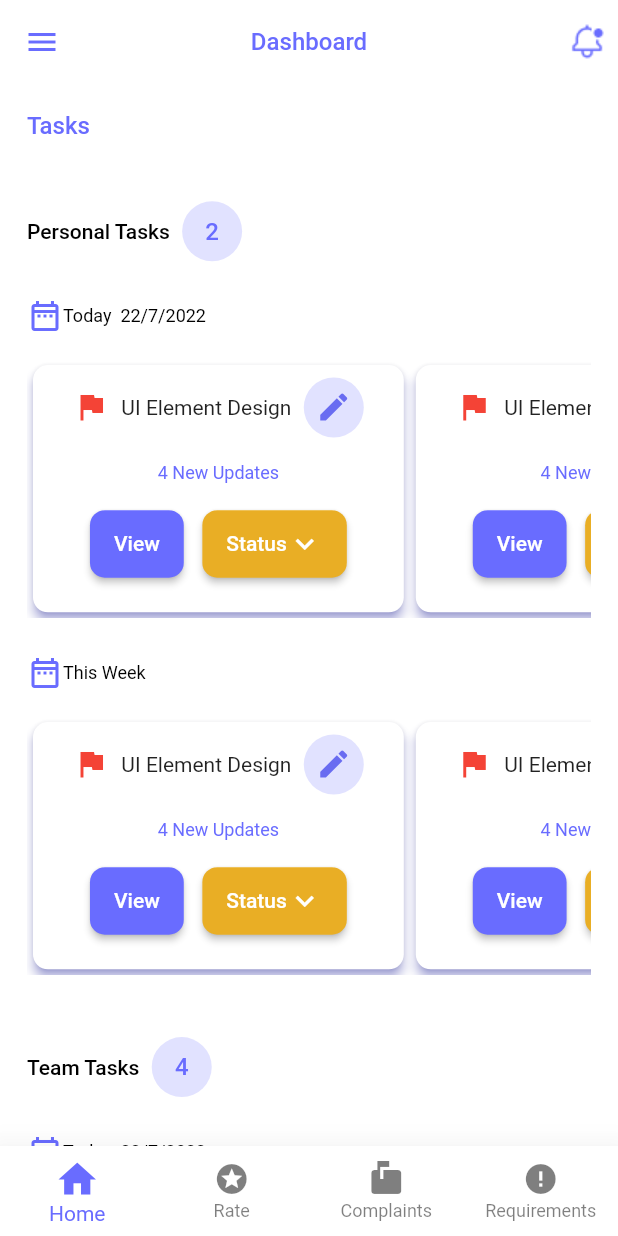
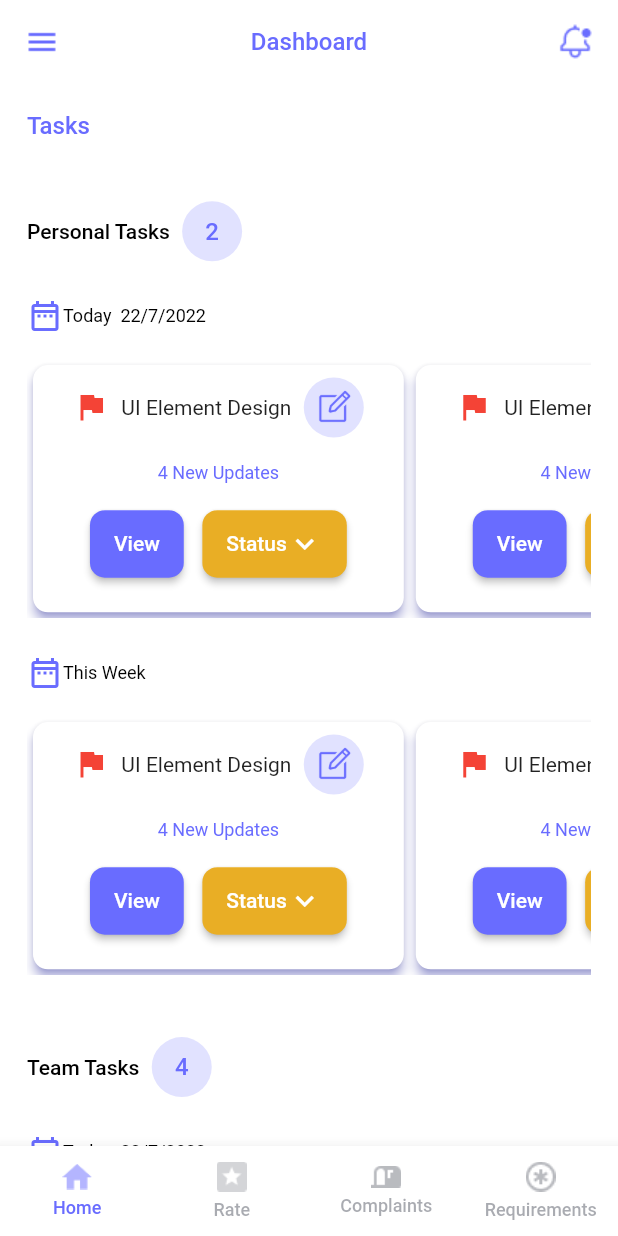
Before and after one commit to Ibrahim-Amin-code/Develocity, a Flutter app: the UserHomeLayoutScreen screen opened directly, on a phone screen of 412 x 824 dp. Run offline on Flutter 3.47's test engine with Material 2 defaults, Android fonts, the light colour scheme and no system bars; our stand-ins replace bloc, cached_network_image, dio, dropdown_button2, flutter_bloc, flutter_custom_clippers and 4 more; accounts and stored records are empty; Roboto replaces fonts that are missing (SF Pro Display).

Commit message:
finish user commit

```diff
--- a/lib/main.dart
+++ b/lib/main.dart
@@ -45,7 +45,7 @@ class MyApp extends StatelessWidget {
           return MaterialApp(
             debugShowCheckedModeBanner: false,
             theme: lightTheme,
-            home: SafeArea(child: SplashScreen()),
+            home: const SafeArea(child: SplashScreen()),
           );
         },
       ),
--- /dev/null
+++ b/lib/presentation/users/screens/home_layout/user_fab_buttom.dart
@@ -0,0 +1,124 @@
+// ignore_for_file: unnecessary_this, use_key_in_widget_constructors
+
+import 'package:flutter/material.dart';
+
+class UserFABBottomAppBarItem {
+  UserFABBottomAppBarItem({required this.iconData, required this.text});
+  String iconData;
+  String text;
+}
+
+class UserFABBottomAppBar extends StatefulWidget {
+  UserFABBottomAppBar({
+    required this.items,
+    required this.centerItemText,
+    this.height = 60.0,
+    this.iconSize = 20.0,
+    required this.backgroundColor,
+    required this.color,
+    required this.selectedColor,
+    // required this.notchedShape,
+    required this.onTabSelected,
+  }) {
+    assert(this.items.length == 2 || this.items.length == 4);
+  }
+  final List<UserFABBottomAppBarItem> items;
+  final String centerItemText;
+  final double height;
+  final double iconSize;
+  final Color backgroundColor;
+  final Color color;
+  final Color selectedColor;
+  // final NotchedShape notchedShape;
+  final ValueChanged<int> onTabSelected;
+
+  @override
+  State<StatefulWidget> createState() => UserFABBottomAppBarState();
+}
+
+class UserFABBottomAppBarState extends State<UserFABBottomAppBar> {
+  int _selectedIndex = 0;
+  // String lang = '';
+  // getLang() async {
+  //   SharedPreferences preferences = await SharedPreferences.getInstance();
+  //   setState(() {
+  //     lang = preferences.getString('language').toString();
+  //   });
+  // }
+
+  _updateIndex(int index) {
+    widget.onTabSelected(index);
+    setState(() {
+      _selectedIndex = index;
+    });
+  }
+
+  // @override
+  // void initState() {
+  //   getLang();
+  //   super.initState();
+  // }
+
+  @override
+  Widget build(BuildContext context) {
+    List<Widget> items = List.generate(widget.items.length, (int index) {
+      return _buildTabItem(
+        item: widget.items[index],
+        index: index,
+        onPressed: _updateIndex,
+      );
+    });
+
+    return BottomAppBar(
+      // shape: NotchedShape.,
+      child: Row(
+        mainAxisSize: MainAxisSize.max,
+        mainAxisAlignment: MainAxisAlignment.spaceAround,
+        crossAxisAlignment: CrossAxisAlignment.center,
+        children: items,
+      ),
+      color: widget.backgroundColor,
+    );
+  }
+
+  Widget _buildTabItem({
+    required UserFABBottomAppBarItem item,
+    required int index,
+    required ValueChanged<int> onPressed,
+  }) {
+    Color color = _selectedIndex == index ? widget.selectedColor : widget.color;
+    return Expanded(
+      child: SizedBox(
+        height: widget.height,
+        child: Material(
+          type: MaterialType.transparency,
+          child: InkWell(
+            onTap: () => onPressed(index),
+            child: Column(
+              mainAxisSize: MainAxisSize.min,
+              mainAxisAlignment: MainAxisAlignment.center,
+              children: <Widget>[
+                Image.asset(item.iconData,
+                    fit: BoxFit.scaleDown,
+                    color: color,
+                    width: widget.iconSize),
+                const SizedBox(
+                  height: 5,
+                ),
+                Text(
+                  item.text,
+                  style: TextStyle(
+                    color: color,
+                    fontSize: 12,
+                    fontWeight: FontWeight.w500,
+                    fontFamily: 'SF Pro Display',
+                  ),
+                )
+              ],
+            ),
+          ),
+        ),
+      ),
+    );
+  }
+}
--- a/lib/presentation/users/screens/home_layout/user_home_layout.dart
+++ b/lib/presentation/users/screens/home_layout/user_home_layout.dart
@@ -1,6 +1,8 @@
 import 'package:develocity/constants/core/colors.dart';
+import 'package:develocity/presentation/users/screens/home_layout/user_fab_buttom.dart';
 import 'package:develocity/presentation/users/users_cubit/user_cubit.dart';
 import 'package:develocity/presentation/users/users_cubit/user_state.dart';
+import 'package:develocity/presentation/users/widgets/user_components.dart';
 import 'package:flutter/material.dart';
 import 'package:flutter_bloc/flutter_bloc.dart';
 
@@ -10,7 +12,6 @@ class UserHomeLayoutScreen extends StatefulWidget {
 }
 
 class _UserHomeLayoutScreenState extends State<UserHomeLayoutScreen> {
-
   @override
   Widget build(BuildContext context) {
     double height = MediaQuery.of(context).size.height;
@@ -29,20 +30,10 @@ class _UserHomeLayoutScreenState extends State<UserHomeLayoutScreen> {
             ),
             actions: [
               cubit.currentIndex == 0
-                  ? InkWell(
-                onTap: (){},
-                    child: Container(
-                      height: height * 0.05,
-                      width: width * 0.1,
-                      decoration: BoxDecoration(
-                        color:Colors.white,
-                        image: const DecorationImage(
-                            image: AssetImage('assets/images/carbon_notification-new.png')
-                        ),
-                        borderRadius: BorderRadius.circular(10.0),
-                      ),
-                    ),
-                  )
+                  ? IconsOnTap(
+                      icon: 'assets/images/carbon_notification-new.png',
+                      onTap: () {},
+                    )
                   : IconButton(
                       onPressed: () {},
                       icon: Icon(
@@ -52,12 +43,9 @@ class _UserHomeLayoutScreenState extends State<UserHomeLayoutScreen> {
                     ),
             ],
             leading: cubit.currentIndex == 0
-                ? IconButton(
-                    onPressed: () {},
-                    icon: Icon(
-                      Icons.menu,
-                      color: MyColors.mainColor,
-                    ),
+                ? IconsOnTap(
+                    icon: 'assets/images/eva_menu-outline.png',
+                    onTap: () {},
                   )
                 : IconButton(
                     onPressed: () {
@@ -71,12 +59,17 @@ class _UserHomeLayoutScreenState extends State<UserHomeLayoutScreen> {
                     ),
                   ),
           ),
-          bottomNavigationBar: BottomNavigationBar(
-            currentIndex: cubit.currentIndex,
+          bottomNavigationBar: UserFABBottomAppBar(
+            onTabSelected: (index) {
+              setState(() {
+                cubit.currentIndex = index;
+              });
+            },
             items: cubit.bottomNavItems,
-            onTap: (index) {
-              cubit.changeBottomNavBar(index);
-            },
+            backgroundColor: Colors.white,
+            centerItemText: '',
+            color: const Color(0xff80535763),
+            selectedColor: MyColors.mainColor,
           ),
           body: cubit.screens[cubit.currentIndex],
         );
--- a/lib/presentation/users/users_cubit/user_cubit.dart
+++ b/lib/presentation/users/users_cubit/user_cubit.dart
@@ -1,4 +1,5 @@
 import 'package:develocity/presentation/users/screens/compliants_user/user_complaints_screen.dart';
+import 'package:develocity/presentation/users/screens/home_layout/user_fab_buttom.dart';
 import 'package:develocity/presentation/users/screens/home_user/user_home_screen.dart';
 import 'package:develocity/presentation/users/screens/rate_user/user_rate_screen.dart';
 import 'package:develocity/presentation/users/screens/requirements_user/user_requirements_screen.dart';
@@ -13,23 +14,15 @@ class UserCubit extends Cubit<UserStates> {
   static UserCubit get(context) => BlocProvider.of(context);
 
   var currentIndex = 0;
-  List<BottomNavigationBarItem> bottomNavItems = [
-    const BottomNavigationBarItem(
-      icon:  Icon(Icons.home),
-      label: 'Home',
-    ),
-    const BottomNavigationBarItem(
-      icon:  Icon(Icons.stars),
-      label: 'Rate',
-    ),
-    const BottomNavigationBarItem(
-      icon: Icon(Icons.markunread_mailbox),
-      label: 'Complaints',
-    ),
-    const BottomNavigationBarItem(
-      icon:  Icon(Icons.error),
-      label: 'Requirements',
-    ),
+  List<UserFABBottomAppBarItem> bottomNavItems = [
+    UserFABBottomAppBarItem(
+        iconData: "assets/images/home11.png", text: 'Home'),
+    UserFABBottomAppBarItem(
+        iconData: "assets/images/rates.png", text: 'Rate'),
+    UserFABBottomAppBarItem(
+        iconData: "assets/images/comp.png", text: 'Complaints'),
+    UserFABBottomAppBarItem(
+        iconData: "assets/images/requ.png", text: 'Requirements'),
   ];
 
   List<Widget> screens = [
--- a/lib/presentation/users/widgets/user_components.dart
+++ b/lib/presentation/users/widgets/user_components.dart
@@ -9,8 +9,14 @@ class CardProfileInfo extends StatelessWidget {
 
   @override
   Widget build(BuildContext context) {
-    double height = MediaQuery.of(context).size.height;
-    double width = MediaQuery.of(context).size.width;
+    double height = MediaQuery
+        .of(context)
+        .size
+        .height;
+    double width = MediaQuery
+        .of(context)
+        .size
+        .width;
     return Row(
       mainAxisSize: MainAxisSize.min,
       children: [
@@ -24,7 +30,8 @@ class CardProfileInfo extends StatelessWidget {
         ),
         Text(
           text,
-          style: Theme.of(context)
+          style: Theme
+              .of(context)
               .textTheme
               .bodySmall!
               .copyWith(color: Colors.black),
@@ -47,8 +54,14 @@ class MenuProfileItems extends StatelessWidget {
 
   @override
   Widget build(BuildContext context) {
-    double height = MediaQuery.of(context).size.height;
-    double width = MediaQuery.of(context).size.width;
+    double height = MediaQuery
+        .of(context)
+        .size
+        .height;
+    double width = MediaQuery
+        .of(context)
+        .size
+        .width;
     return MaterialButton(
       height: height * 0.07,
       onPressed: () {
@@ -67,7 +80,8 @@ class MenuProfileItems extends StatelessWidget {
             ),
             Text(
               text,
-              style: Theme.of(context)
+              style: Theme
+                  .of(context)
                   .textTheme
                   .bodySmall!
                   .copyWith(color: MyColors.mainColor),
@@ -129,15 +143,14 @@ class CustomTextFormField extends StatelessWidget {
   String label;
   String hint;
   int? maxLine;
-  CustomTextFormField(
-    this.controller,
+
+  CustomTextFormField(this.controller,
       this.inputType,
       this.validate,
       this.label,
       this.hint,
       this.onTap,
-    this.maxLine,
-  );
+      this.maxLine,);
 
   // CustomTextFormField(this.controller, this.inputType, this.validate,
   //     this.label, this.hint, this.onTap, this.maxLine);
@@ -222,19 +235,23 @@ class LogoutAlertDialog extends StatelessWidget {
   String cancelText;
   Function cancelOnPressed;
 
-  LogoutAlertDialog(
-    this.title,
+  LogoutAlertDialog(this.title,
       this.bodyText,
       this.buttonText,
       this.buttonOnPressed,
       this.cancelText,
-    this.cancelOnPressed,
-  );
+      this.cancelOnPressed,);
 
   @override
   Widget build(BuildContext context) {
-    double height = MediaQuery.of(context).size.height;
-    double width = MediaQuery.of(context).size.width;
+    double height = MediaQuery
+        .of(context)
+        .size
+        .height;
+    double width = MediaQuery
+        .of(context)
+        .size
+        .width;
     return AlertDialog(
       elevation: 0.0,
       scrollable: true,
@@ -244,7 +261,10 @@ class LogoutAlertDialog extends StatelessWidget {
       title: Center(
         child: Text(
           title,
-          style: Theme.of(context).textTheme.titleMedium,
+          style: Theme
+              .of(context)
+              .textTheme
+              .titleMedium,
         ),
       ),
       content: Column(
@@ -258,7 +278,10 @@ class LogoutAlertDialog extends StatelessWidget {
               Checkbox(value: true, onChanged: (s) {}),
               Text(
                 bodyText,
-                style: Theme.of(context).textTheme.bodySmall,
+                style: Theme
+                    .of(context)
+                    .textTheme
+                    .bodySmall,
               )
             ],
           ),
@@ -285,14 +308,19 @@ class LogoutAlertDialog extends StatelessWidget {
   }
 }
 
-
 class UserHomeItem extends StatelessWidget {
   const UserHomeItem({Key? key}) : super(key: key);
 
   @override
   Widget build(BuildContext context) {
-    double height = MediaQuery.of(context).size.height;
-    double width = MediaQuery.of(context).size.width;
+    double height = MediaQuery
+        .of(context)
+        .size
+        .height;
+    double width = MediaQuery
+        .of(context)
+        .size
+        .width;
     return Card(
       color: Colors.white,
       elevation: 3.0,
@@ -322,10 +350,21 @@ class UserHomeItem extends StatelessWidget {
                 SizedBox(
                   width: width * 0.02,
                 ),
-                CircleAvatar(
+                InkWell(
+                  onTap: () {},
+                  child: CircleAvatar(
                     backgroundColor: MyColors.mainColor.withOpacity(0.2),
-                  child: const Icon(Icons.edit),
+                    child: Container(
+                      height: height * 0.03,
+                      width: width * 0.1,
+                      decoration: BoxDecoration(
+                        image: const DecorationImage(
+                            image: AssetImage('assets/images/edit-line.png')),
+                        borderRadius: BorderRadius.circular(10.0),
+                      ),
+                    ),
                     radius: 20,
+                  ),
                 ),
               ],
             ),
@@ -334,7 +373,8 @@ class UserHomeItem extends StatelessWidget {
             ),
             Text(
               '4 New Updates',
-              style: Theme.of(context)
+              style: Theme
+                  .of(context)
                   .textTheme
                   .bodySmall!
                   .copyWith(color: MyColors.mainColor),
@@ -388,3 +428,50 @@ class UserHomeItem extends StatelessWidget {
     );
   }
 }
+
+class IconsOnTap extends StatelessWidget {
+  String icon;
+  Function onTap;
+  double? padding;
+  double? height;
+  double? width;
+  double? raduis;
+
+  IconsOnTap({
+    required this.icon,
+    required this.onTap,
+    this.padding,
+    this.height,
+    this.width,
+    this.raduis,
+  });
+
+  @override
+  Widget build(BuildContext context) {
+    double h = MediaQuery
+        .of(context)
+        .size
+        .height;
+    double w = MediaQuery
+        .of(context)
+        .size
+        .width;
+    return InkWell(
+      onTap: () {
+        onTap();
+      },
+      child: Padding(
+        padding: EdgeInsets.all(padding ?? 8.0),
+        child: Container(
+          height: height ?? h * 0.05,
+          width: width ?? w * 0.1,
+          decoration: BoxDecoration(
+            color: Colors.white,
+            image: DecorationImage(image: AssetImage(icon)),
+            borderRadius: BorderRadius.circular(raduis ?? 10.0),
+          ),
+        ),
+      ),
+    );
+  }
+}
```
Lines whose indentation alone changed are shown as unchanged.
